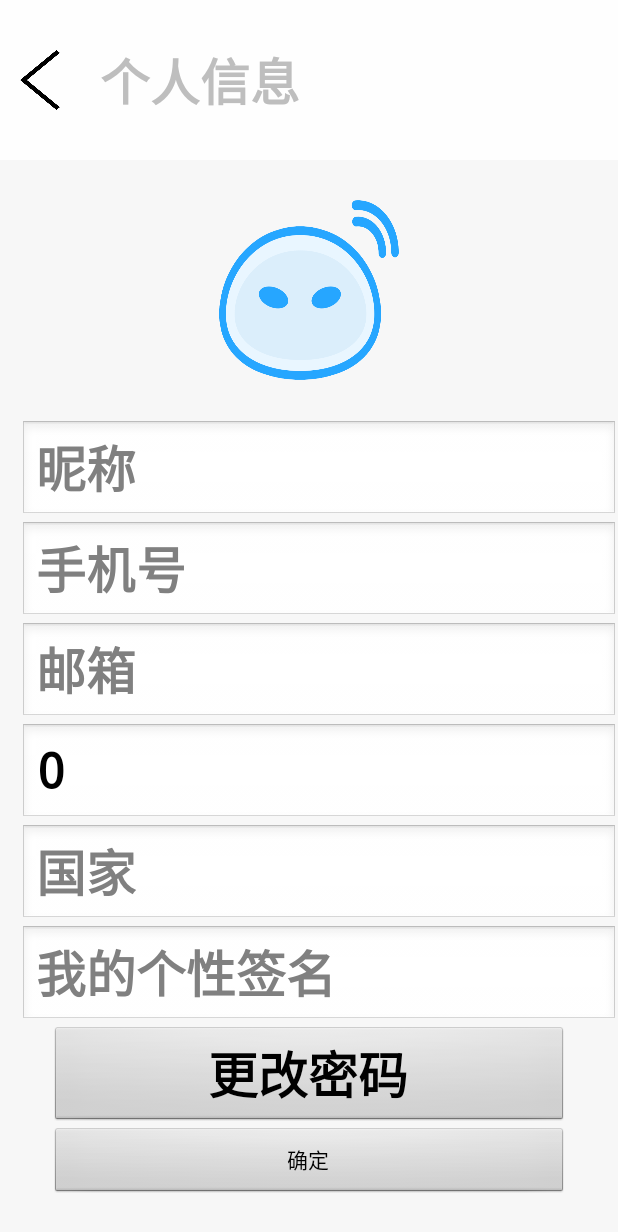
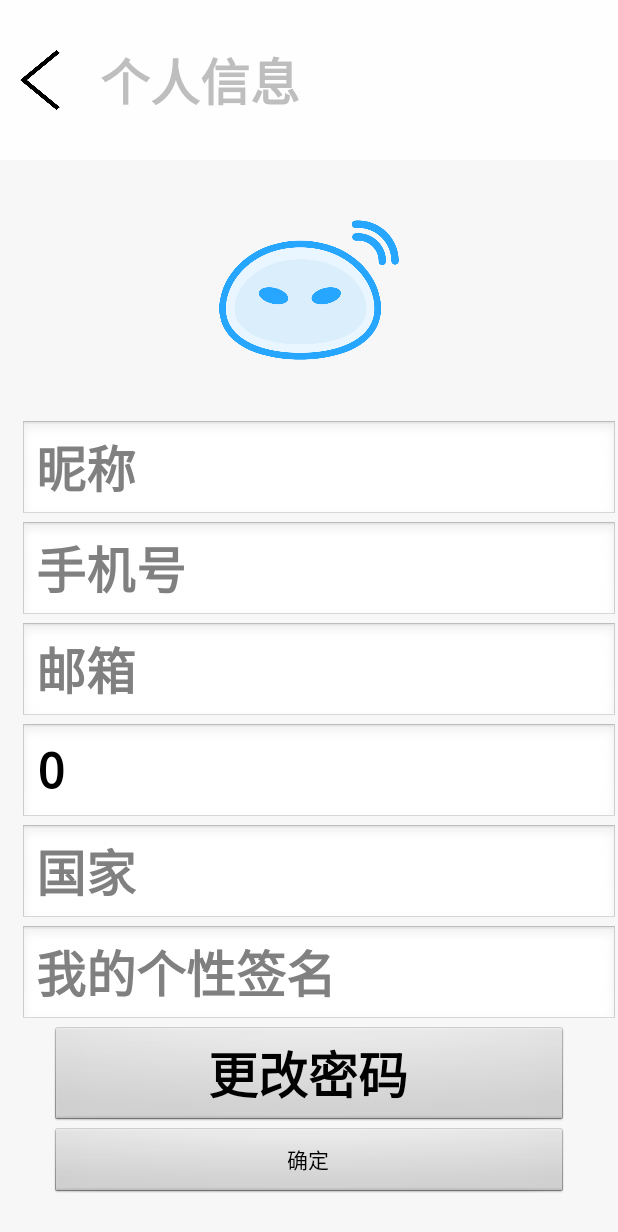
Before and after one commit to umasuo/app, an Android app: the fragment PersonalInfo placed in its activity, on a phone screen of 412 x 824 dp. Shown: the top 1232 px of the screen. Run offline under Robolectric (Android 15) with nearby library versions, the light colour scheme and no system bars.

Commit message:
update personal info

```diff
--- a/src/main/res/layout/personal.xml
+++ b/src/main/res/layout/personal.xml
@@ -54,8 +54,9 @@
             android:id="@+id/personal_head_portrait"
             android:layout_width="@dimen/head_portrait_width"
             android:layout_height="@dimen/head_portrait_height"
+            android:layout_gravity="center"
             android:layout_margin="@dimen/head_portrait_margin"
-            android:background="@drawable/eva" />
+            android:src="@drawable/eva" />
 
         <LinearLayout
             android:layout_width="wrap_content"
--- a/src/main/res/layout/personal_info.xml
+++ b/src/main/res/layout/personal_info.xml
@@ -47,7 +47,7 @@
             android:layout_height="@dimen/head_portrait_height"
             android:layout_gravity="center"
             android:layout_margin="@dimen/head_portrait_margin"
-            android:background="@drawable/eva" />
+            android:src="@drawable/eva" />
 
         <EditText
             android:id="@+id/user_name"
```
Also changed, not shown: src/main/java/com/umasuo/eva/ui/device/add/ConnectingDevice.java (+1 -6 lines).
